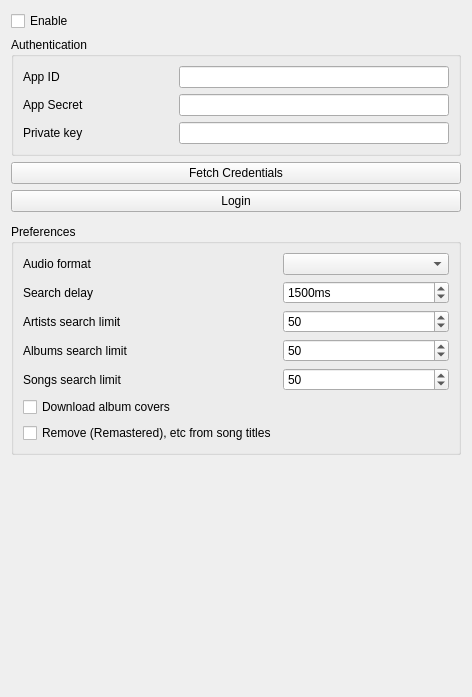
Old version of the form src/settings/qobuzsettingspage.ui in the repository RoundSalmon4/blended-strawberry.
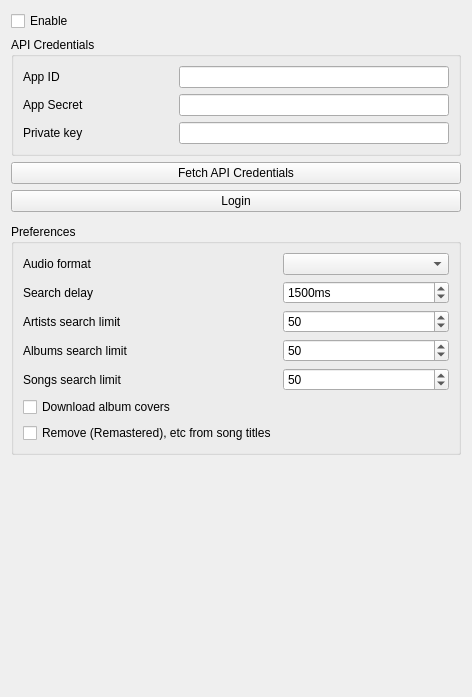
New version of the form. Icons and pictures are not drawn. Custom widgets are drawn as their Qt base class.

```diff
--- a/src/settings/qobuzsettingspage.ui
+++ b/src/settings/qobuzsettingspage.ui
@@ -30,7 +30,7 @@
       </sizepolicy>
      </property>
      <property name="title">
-      <string>Authentication</string>
+      <string>API Credentials</string>
      </property>
      <layout class="QFormLayout" name="layout_credential_group">
       <item row="1" column="0">
@@ -86,7 +86,7 @@
       <string>Automatically fetch app ID, app secret and private key from Qobuz web player</string>
      </property>
      <property name="text">
-      <string>Fetch Credentials</string>
+      <string>Fetch API Credentials</string>
      </property>
     </widget>
    </item>
```
Left out of the diff: 8 changed lines with no effect on the pictures.
